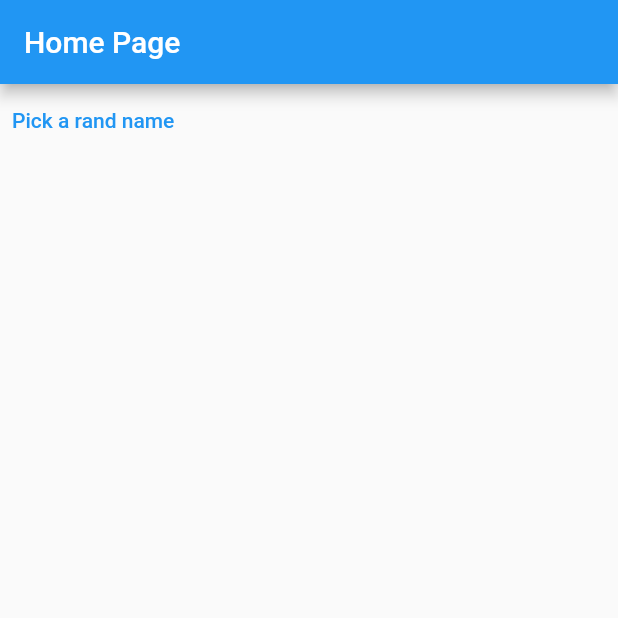
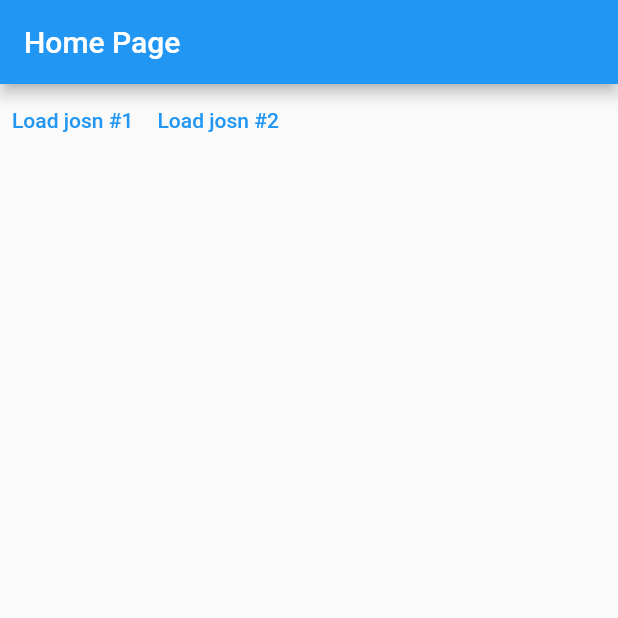
Before and after one commit to Kop3sh/gallery-app, a Flutter app: the screen it shows after launch, on a phone screen of 412 x 824 dp, the top half of it. Run offline on Flutter 3.47's test engine with Material 2 defaults, Android fonts, the phone set to English and light mode, and no system bars; our stand-ins replace flutter_bloc.

Commit message:
created simple list retriever from list and cache using bloc

```diff
--- a/lib/main.dart
+++ b/lib/main.dart
@@ -1,6 +1,13 @@
+import 'dart:convert';
+import 'dart:io';
+
 import 'package:flutter/material.dart';
-import 'package:bloc/bloc.dart';
-import 'dart:math' as math show Random;
+import 'package:flutter_bloc/flutter_bloc.dart';
+import 'dart:developer' as devtools show log;
+
+extension Log on Object {
+  void log() => devtools.log(toString());
+}
 
 void main() {
   runApp(
@@ -10,48 +17,114 @@ void main() {
         primarySwatch: Colors.blue,
       ),
       debugShowCheckedModeBanner: false,
-      home: const HomePage(),
+      home: BlocProvider(
+        create: (_) => PersonsBloc(),
+        child: const HomePage(),
+      ),
     ),
   );
 }
 
-const names = [
-  'Foo',
-  'Bar',
-  'Baz',
-];
-
-extension RandomElement<T> on Iterable<T> {
-  T getRandomElement() => elementAt(math.Random().nextInt(length));
+@immutable
+abstract class LoadAction {
+  const LoadAction();
 }
 
-class NamesCubit extends Cubit<String?> {
-  NamesCubit() : super(null);
+@immutable
+class LoadPersonsAction implements LoadAction {
+  final PersonUrl url;
 
-  void pickRandNme() => emit(names.getRandomElement());
+  const LoadPersonsAction({required this.url}) : super();
 }
 
-class HomePage extends StatefulWidget {
-  const HomePage({Key? key}) : super(key: key);
+@immutable
+class Person {
+  final String name;
+  final int age;
+
+  const Person({
+    required this.name,
+    required this.age,
+  });
+
+  Person.fromJson(Map<String, dynamic> json)
+      : name = json['name'] as String,
+        age = json['age'] as int;
+  @override
+  String toString() => 'Person (name: $name, age: $age)';
+}
+
+enum PersonUrl {
+  persons1,
+  persons2,
+}
+
+extension UrlStrin on PersonUrl {
+  String get urlString {
+    switch (this) {
+      case PersonUrl.persons1:
+        // return 'http://127.0.0.1:5500/api/persons1.json';
+        return 'http://10.0.2.2:5500/api/persons1.json';
+      case PersonUrl.persons2:
+        // return 'http://127.0.0.1:5500/api/persons2.json';
+        return 'http://10.0.2.2:5500/api/persons2.json';
+    }
+  }
+}
+
+Future<Iterable<Person>> getPersons(String url) => HttpClient()
+    .getUrl(Uri.parse(url))
+    .then((req) => req.close())
+    .then((resp) => resp.transform(utf8.decoder).join())
+    .then((str) => json.decode(str) as List<dynamic>)
+    .then((list) => list.map((e) => Person.fromJson(e)));
+
+@immutable
+class FetchReuslt {
+  final Iterable<Person> persons;
+  final bool isRetrievedFromCache;
+
+  const FetchReuslt({
+    required this.persons,
+    required this.isRetrievedFromCache,
+  });
 
   @override
-  State<HomePage> createState() => _HomePageState();
+  String toString() =>
+      'Fetch Result (isRetrievedFromCache = $isRetrievedFromCache, persons= $persons';
 }
 
-class _HomePageState extends State<HomePage> {
-  late final NamesCubit cubit;
+class PersonsBloc extends Bloc<LoadAction, FetchReuslt?> {
+  final Map<PersonUrl, Iterable<Person>> _cache = {};
+  PersonsBloc() : super(null) {
+    on<LoadPersonsAction>(
+      (event, emit) async {
+        final url = event.url;
+        if (_cache.containsKey(url)) {
+          final cachedPersons = _cache[url]!;
+          final result = FetchReuslt(
+            persons: cachedPersons,
+            isRetrievedFromCache: true,
+          );
+          emit(result);
+        } else {
+          final persons = await getPersons(url.urlString);
+          _cache[url] = persons;
+          final result =
+              FetchReuslt(persons: persons, isRetrievedFromCache: false);
+          emit(result);
+        }
+      },
+    );
+  }
+}
 
-  @override
-  void initState() {
-    super.initState();
-    cubit = NamesCubit();
-  }
+extension Subscript<T> on Iterable<T> {
+  T? operator [](int index) => length > index ? elementAt(index) : null;
+}
 
-  @override
-  void dispose() {
-    cubit.close();
-    super.dispose();
-  }
+class HomePage extends StatelessWidget {
+  const HomePage({Key? key}) : super(key: key);
 
   @override
   Widget build(BuildContext context) {
@@ -59,29 +132,54 @@ class _HomePageState extends State<HomePage> {
       appBar: AppBar(
         title: const Text('Home Page'),
       ),
-      body: StreamBuilder<String?>(
-        stream: cubit.stream,
-        builder: (BuildContext context, AsyncSnapshot snapshot) {
-          final btn = TextButton(
-            onPressed: () => cubit.pickRandNme(),
-            child: const Text('Pick a rand name'),
-          );
-          switch (snapshot.connectionState) {
-            case ConnectionState.none:
-              return btn;
-            case ConnectionState.waiting:
-              return btn;
-            case ConnectionState.active:
-              return Column(
-                children: [
-                  Text(snapshot.data ?? ''),
-                  btn,
-                ],
+      body: Column(
+        children: [
+          Row(
+            children: [
+              TextButton(
+                onPressed: () {
+                  context.read<PersonsBloc>().add(
+                        const LoadPersonsAction(
+                          url: PersonUrl.persons1,
+                        ),
+                      );
+                },
+                child: const Text('Load josn #1'),
+              ),
+              TextButton(
+                onPressed: () {
+                  context.read<PersonsBloc>().add(
+                        const LoadPersonsAction(
+                          url: PersonUrl.persons2,
+                        ),
+                      );
+                },
+                child: const Text('Load josn #2'),
+              ),
+            ],
+          ),
+          BlocBuilder<PersonsBloc, FetchReuslt?>(
+            buildWhen: (prevRes, currRes) {
+              return prevRes?.persons != currRes?.persons;
+            },
+            builder: ((context, fetchReuslt) {
+              fetchReuslt?.log();
+              final persons = fetchReuslt?.persons;
+              if (persons == null) {
+                return const SizedBox();
+              }
+              return Expanded(
+                child: ListView.builder(
+                  itemCount: persons.length,
+                  itemBuilder: (context, index) {
+                    final person = persons[index]!;
+                    return ListTile(title: Text(person.name));
+                  },
+                ),
               );
-            case ConnectionState.done:
-              return const SizedBox();
-          }
-        },
+            }),
+          )
+        ],
       ),
     );
   }
```
Also changed, not shown: api/persons1.json (added, +14 -0 lines), api/persons2.json (added, +14 -0 lines), 1 other file.
